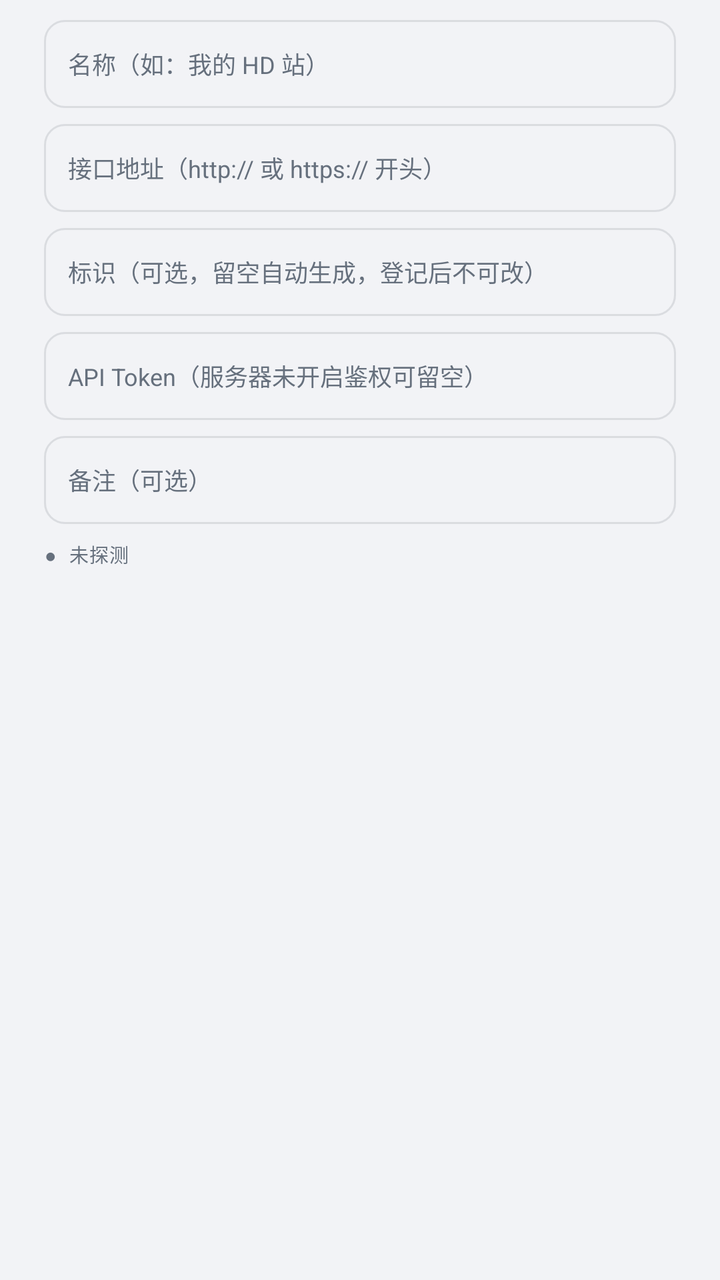
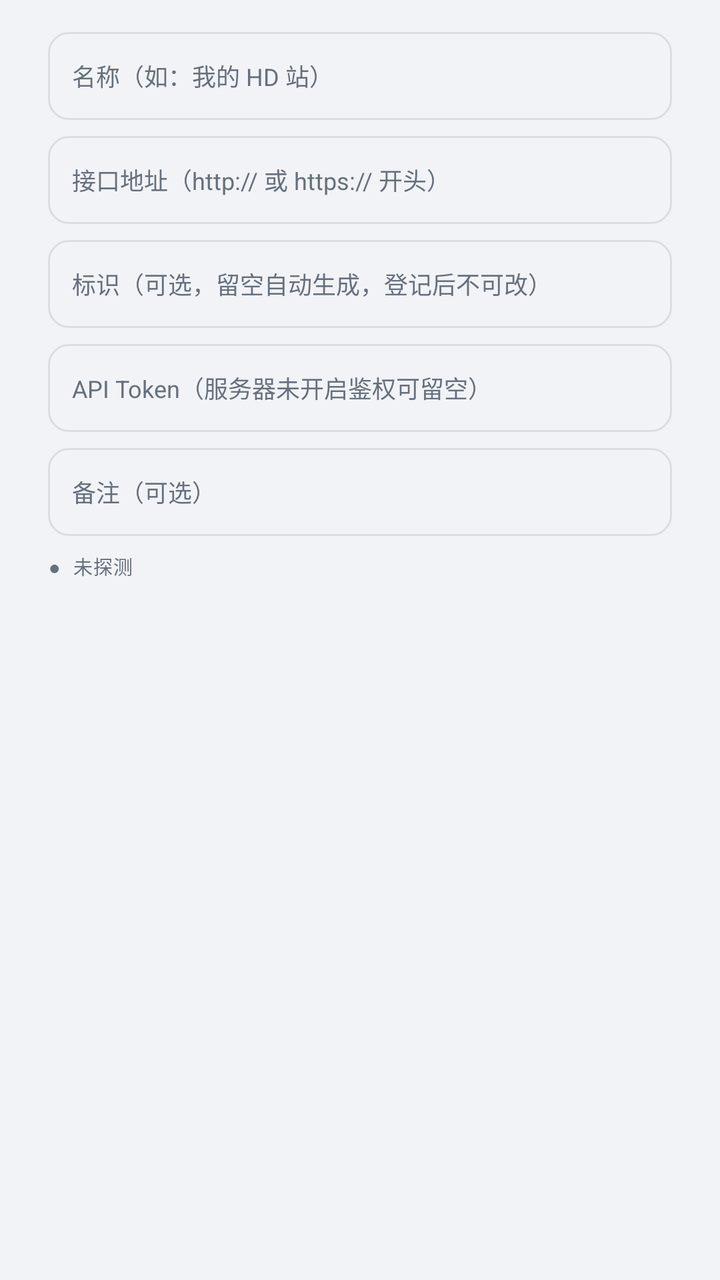

The first picture is an Android layout as it rendered before a commit; the second is the same layout after the commit. The layout source and the unified diff follow.
<!-- AndroidManifest.xml: application theme Theme.LateShow -->
<!-- res/layout/dialog_custom_source.xml -->
<?xml version="1.0" encoding="utf-8"?>
<LinearLayout xmlns:android="http://schemas.android.com/apk/res/android"
    android:layout_width="match_parent"
    android:layout_height="wrap_content"
    android:orientation="vertical"
    android:paddingLeft="22dp"
    android:paddingRight="22dp"
    android:paddingTop="10dp">

    <EditText
        android:id="@+id/dcsName"
        android:layout_width="match_parent"
        android:layout_height="44dp"
        android:paddingLeft="12dp"
        android:paddingRight="12dp"
        android:background="@drawable/bg_field"
        android:hint="名称（如：我的 HD 站）"
        android:textSize="12sp"
        android:textColor="@color/t1"
        android:textColorHint="@color/t3"
        android:inputType="text"
        android:maxLines="1" />

    <EditText
        android:id="@+id/dcsUrl"
        android:layout_width="match_parent"
        android:layout_height="44dp"
        android:layout_marginTop="8dp"
        android:paddingLeft="12dp"
        android:paddingRight="12dp"
        android:background="@drawable/bg_field"
        android:hint="接口地址（http:// 或 https:// 开头）"
        android:textSize="12sp"
        android:textColor="@color/t1"
        android:textColorHint="@color/t3"
        android:inputType="textUri"
        android:maxLines="1" />

    <EditText
        android:id="@+id/dcsSlug"
        android:layout_width="match_parent"
        android:layout_height="44dp"
        android:layout_marginTop="8dp"
        android:paddingLeft="12dp"
        android:paddingRight="12dp"
        android:background="@drawable/bg_field"
        android:hint="标识（可选，留空自动生成，登记后不可改）"
        android:textSize="12sp"
        android:textColor="@color/t1"
        android:textColorHint="@color/t3"
        android:inputType="text"
        android:maxLines="1" />

    <EditText
        android:id="@+id/dcsToken"
        android:layout_width="match_parent"
        android:layout_height="44dp"
        android:layout_marginTop="8dp"
        android:paddingLeft="12dp"
        android:paddingRight="12dp"
        android:background="@drawable/bg_field"
        android:hint="API Token（服务器未开启鉴权可留空）"
        android:textSize="12sp"
        android:textColor="@color/t1"
        android:textColorHint="@color/t3"
        android:inputType="textVisiblePassword"
        android:maxLines="1" />

    <EditText
        android:id="@+id/dcsDesc"
        android:layout_width="match_parent"
        android:layout_height="44dp"
        android:layout_marginTop="8dp"
        android:paddingLeft="12dp"
        android:paddingRight="12dp"
        android:background="@drawable/bg_field"
        android:hint="备注（可选）"
        android:textSize="12sp"
        android:textColor="@color/t1"
        android:textColorHint="@color/t3"
        android:inputType="text"
        android:maxLines="1" />

    <TextView
        android:id="@+id/dcsProbe"
        style="@style/MetaLabel"
        android:layout_width="match_parent"
        android:layout_height="wrap_content"
        android:layout_marginTop="8dp"
        android:text="● 未探测" />

    <TextView
        android:id="@+id/dcsHint"
        style="@style/MetaLabel"
        android:layout_width="match_parent"
        android:layout_height="wrap_content"
        android:layout_marginTop="4dp"
        android:layout_marginBottom="6dp"
        android:textColor="@color/warn"
        android:text=""
        android:visibility="gone" />
</LinearLayout>
<!-- resources referenced by this layout -->
<resources>
  <style name="Theme.LateShow" parent="Theme.Material3.Light.NoActionBar">
          <item name="android:windowBackground">@color/ink900</item>
          <item name="colorPrimary">@color/acc</item>
          <item name="colorOnPrimary">@color/accInk</item>
          <item name="colorSurface">@color/ink800</item>
          <item name="android:colorBackground">@color/ink900</item>
          <item name="android:statusBarColor">@color/ink900</item>
          <item name="android:navigationBarColor">@color/ink900</item>
          <item name="android:windowLightStatusBar">true</item>
      </style>
  <!-- unchanged entries left out for length: 11 -->
</resources>

<!-- the commit's change to res/layout/dialog_custom_source.xml (unified diff, before → after) -->
@@ -3,9 +3,10 @@
     android:layout_width="match_parent"
     android:layout_height="wrap_content"
     android:orientation="vertical"
-    android:paddingLeft="22dp"
-    android:paddingRight="22dp"
-    android:paddingTop="10dp">
+    android:paddingLeft="24dp"
+    android:paddingRight="24dp"
+    android:paddingTop="16dp"
+    android:paddingBottom="8dp">
 
     <EditText
         android:id="@+id/dcsName"
<!-- resource entries referenced after the edit -->
@@ -9,7 +9,77 @@
           <item name="android:statusBarColor">@color/ink900</item>
           <item name="android:navigationBarColor">@color/ink900</item>
           <item name="android:windowLightStatusBar">true</item>
+  
+          
+          <item name="alertDialogTheme">@style/ThemeOverlay.LateShow.AlertDialog</item>
+          <item name="android:popupMenuStyle">@style/LateShow.PopupMenu</item>
       </style>
+  <style name="ThemeOverlay.LateShow.AlertDialog" parent="ThemeOverlay.Material3.MaterialAlertDialog">
+          <item name="materialAlertDialogStyle">@style/LateShow.MaterialAlertDialog</item>
+          <item name="materialAlertDialogTitleTextStyle">@style/LateShow.DialogTitle</item>
+          <item name="materialAlertDialogBodyTextStyle">@style/LateShow.DialogBody</item>
+          
+          <item name="colorPrimary">@color/accText</item>
+          
+          <item name="android:backgroundDimAmount">0.45</item>
+          <item name="android:windowAnimationStyle">@style/LateShow.DialogAnim</item>
+      </style>
+  <style name="LateShow.PopupMenu" parent="Widget.Material3.PopupMenu">
+          <item name="android:popupBackground">@drawable/bg_menu</item>
+          <item name="android:dropDownVerticalOffset">4dp</item>
+      </style>
+  <style name="LateShow.MaterialAlertDialog" parent="MaterialAlertDialog.Material3">
+          <item name="shapeAppearanceMediumComponent">@style/LateShow.DialogShape</item>
+          <item name="android:windowBackground">@drawable/bg_dialog</item>
+          <item name="android:windowElevation">8dp</item>
+          <item name="buttonBarPositiveButtonStyle">@style/LateShow.DialogBtnPrimary</item>
+          <item name="buttonBarNegativeButtonStyle">@style/LateShow.DialogBtnSecondary</item>
+          <item name="buttonBarNeutralButtonStyle">@style/LateShow.DialogBtnSecondary</item>
+      </style>
+  <style name="LateShow.DialogTitle" parent="MaterialAlertDialog.Material3.Title.Text">
+          <item name="android:textSize">17sp</item>
+          <item name="android:textStyle">bold</item>
+          <item name="android:textColor">@color/t1</item>
+      </style>
+  <style name="LateShow.DialogBody" parent="MaterialAlertDialog.Material3.Body.Text">
+          <item name="android:textSize">13sp</item>
+          <item name="android:textColor">@color/t2</item>
+          <item name="android:lineSpacingExtra">5dp</item>
+      </style>
+  <color name="accText">#C13A17</color>
+  <style name="LateShow.DialogAnim">
+          <item name="android:windowShowAnimation">@anim/dialog_in</item>
+          <item name="android:windowHideAnimation">@anim/dialog_out</item>
+      </style>
+  <!-- drawable bg_menu (drawable) -->
+  <?xml version="1.0" encoding="utf-8"?>
+  <shape xmlns:android="http://schemas.android.com/apk/res/android" android:shape="rectangle">
+      <solid android:color="@color/ink800" />
+      <stroke android:width="1dp" android:color="@color/line" />
+      <corners android:radius="12dp" />
+  </shape>
+  <style name="LateShow.DialogShape">
+          <item name="cornerSize">16dp</item>
+      </style>
+  <!-- drawable bg_dialog (drawable) -->
+  <?xml version="1.0" encoding="utf-8"?>
+  <shape xmlns:android="http://schemas.android.com/apk/res/android" android:shape="rectangle">
+      <solid android:color="@color/ink800" />
+      <stroke android:width="1dp" android:color="@color/line" />
+      <corners android:radius="16dp" />
+  </shape>
+  <style name="LateShow.DialogBtnPrimary" parent="Widget.Material3.Button.TextButton.Dialog">
+          <item name="android:textSize">13sp</item>
+          <item name="android:minHeight">44dp</item>
+          <item name="android:paddingLeft">16dp</item>
+          <item name="android:paddingRight">16dp</item>
+          <item name="android:textStyle">bold</item>
+      </style>
+  <style name="LateShow.DialogBtnSecondary" parent="LateShow.DialogBtnPrimary">
+          <item name="android:textStyle">normal</item>
+          <item name="android:textColor">@color/t2</item>
+      </style>
+  <color name="t2">#5C6672</color>
   <!-- unchanged entries left out for length: 11 -->
 </resources>
 
